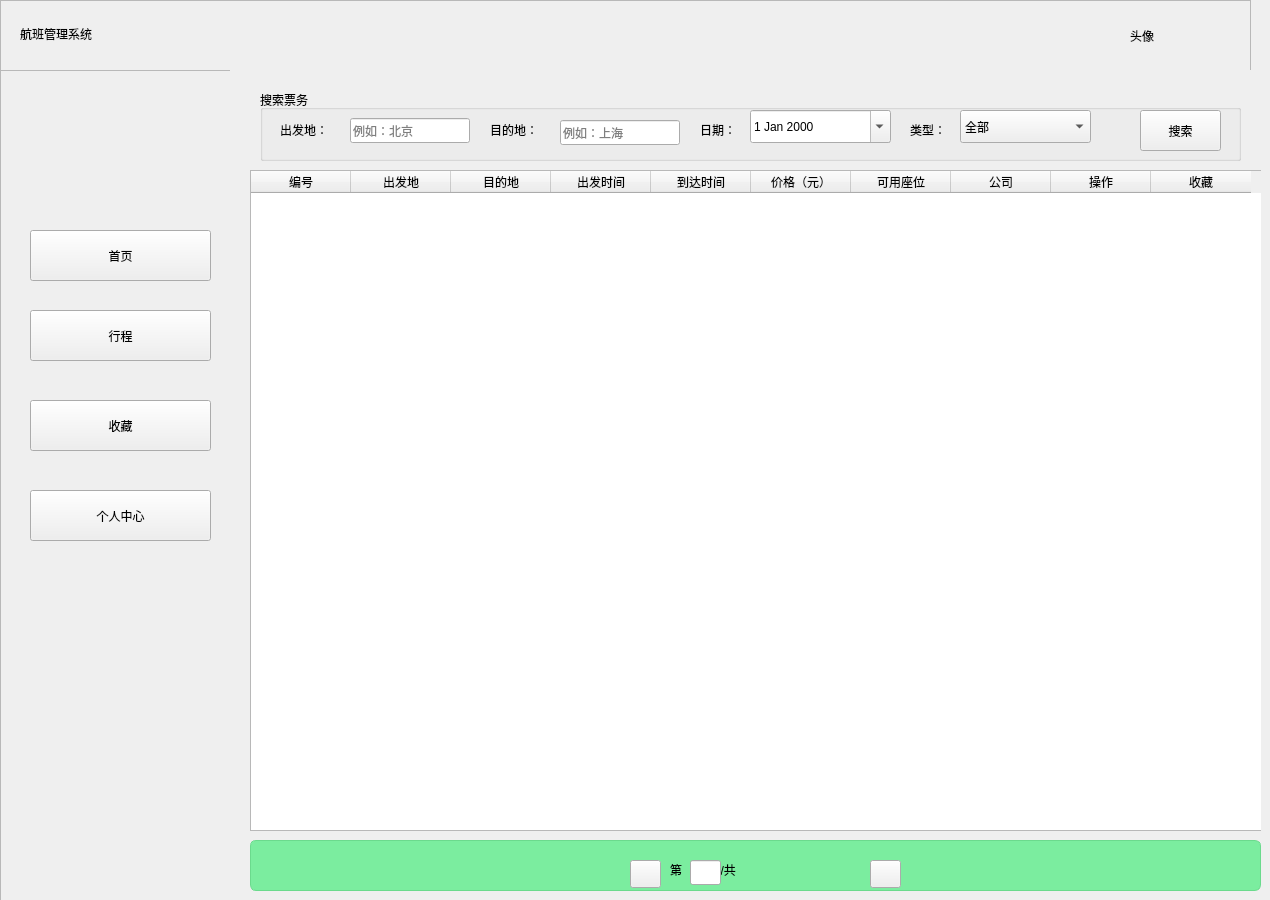
First picture: the form in Flight/deal.ui, repository wuyh266/Flight_Management, before the edit.
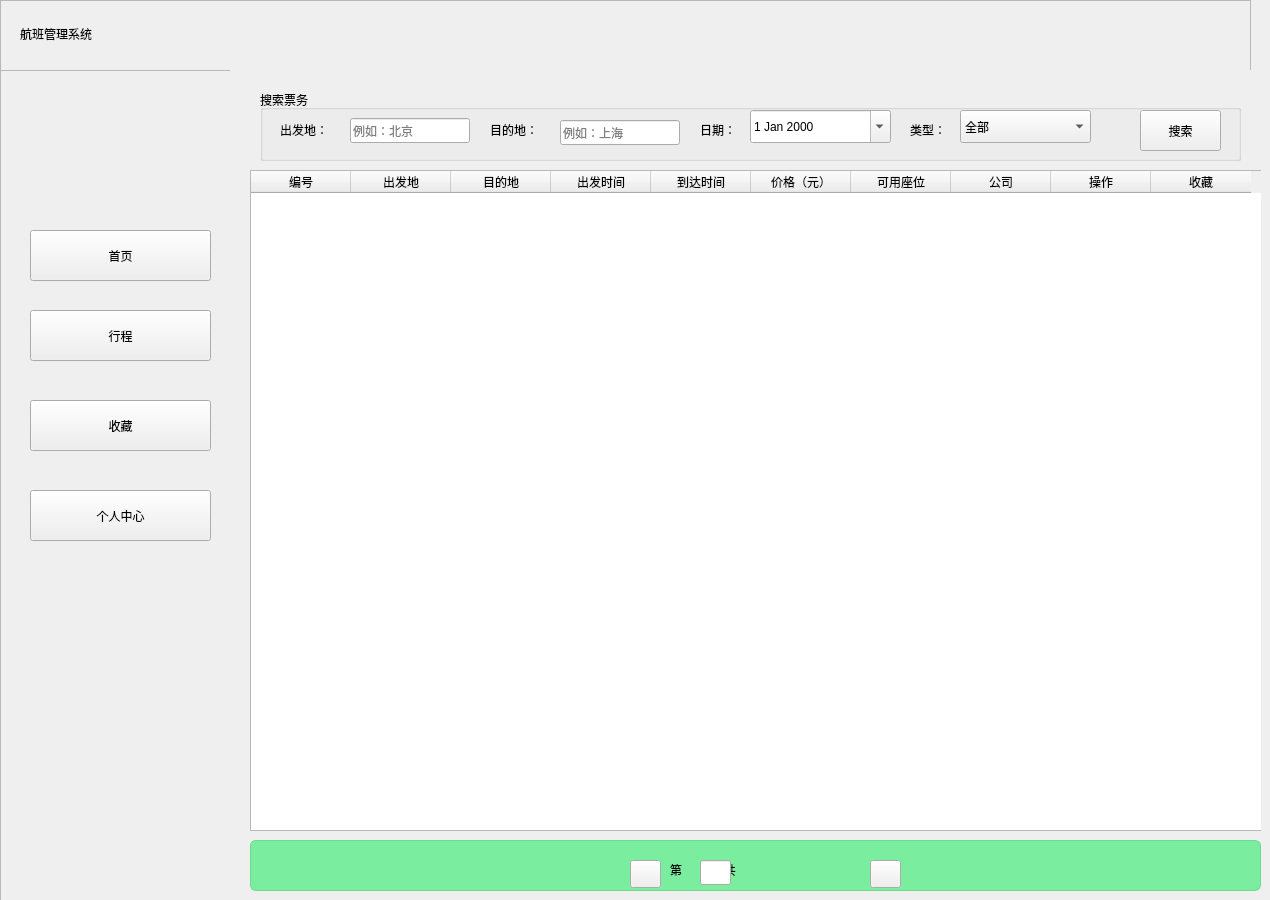
Second picture: the form after the edit.

Commit message: 剩下界面优化，点头像进主页

The edit to the form file:
```diff
--- a/Flight/deal.ui
+++ b/Flight/deal.ui
@@ -41,17 +41,20 @@
      <string>航班管理系统</string>
     </property>
    </widget>
-   <widget class="QLabel" name="Avatar">
+   <widget class="QPushButton" name="Avatar">
     <property name="geometry">
      <rect>
-      <x>1130</x>
+      <x>1120</x>
       <y>10</y>
-      <width>51</width>
-      <height>51</height>
+      <width>41</width>
+      <height>41</height>
      </rect>
     </property>
     <property name="text">
-     <string>头像</string>
+     <string/>
+    </property>
+    <property name="flat">
+     <bool>true</bool>
     </property>
    </widget>
   </widget>
@@ -499,7 +502,7 @@
     <widget class="QLineEdit" name="lineEdit_pageNum">
      <property name="geometry">
       <rect>
-       <x>460</x>
+       <x>470</x>
        <y>790</y>
        <width>31</width>
        <height>25</height>
```
The commit also changes 12 other files.
